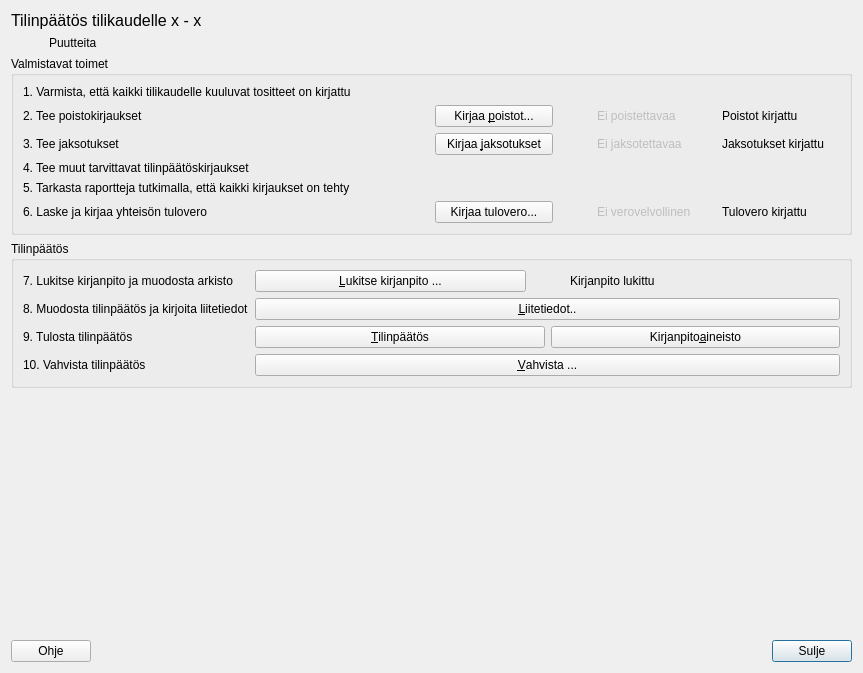
Old version of the form kitsas/arkisto/tilinpaattaja.ui in the repository artoh/kitupiikki.
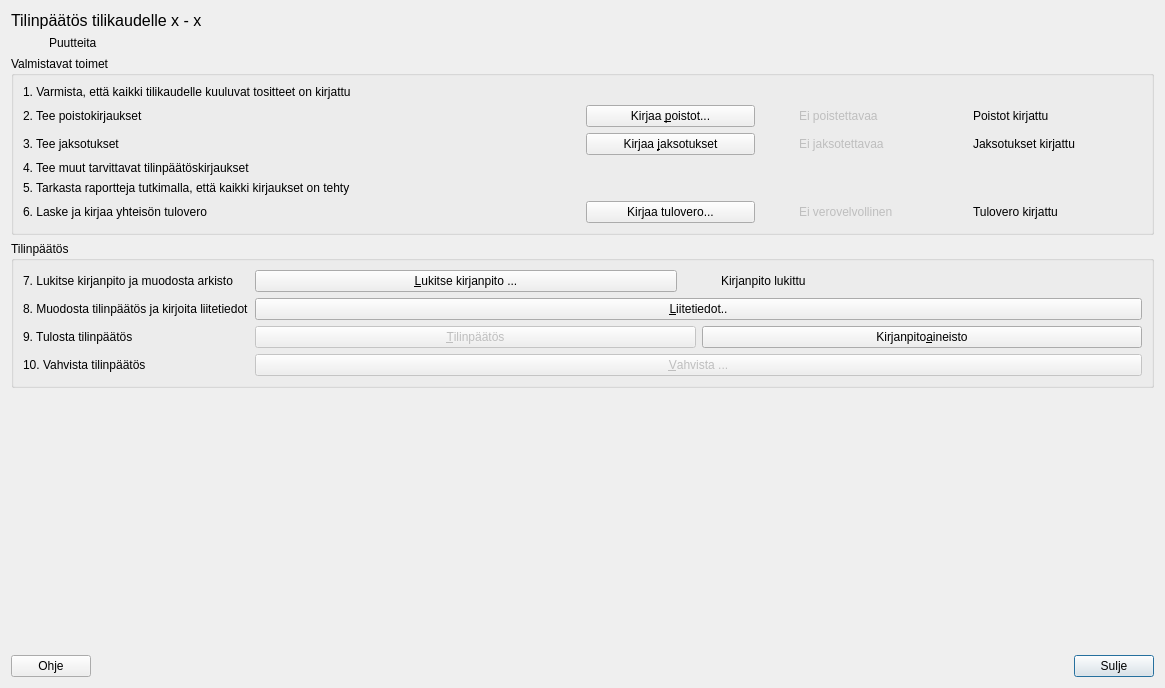
New version of the form. Icons and pictures are not drawn.

```diff
--- a/kitsas/arkisto/tilinpaattaja.ui
+++ b/kitsas/arkisto/tilinpaattaja.ui
@@ -6,8 +6,8 @@
    <rect>
     <x>0</x>
     <y>0</y>
-    <width>863</width>
-    <height>673</height>
+    <width>1165</width>
+    <height>688</height>
    </rect>
   </property>
   <property name="windowTitle">
@@ -347,6 +347,9 @@
        <layout class="QHBoxLayout" name="horizontalLayout_6">
         <item>
          <widget class="QPushButton" name="tulostaNappi">
+          <property name="enabled">
+           <bool>false</bool>
+          </property>
           <property name="text">
            <string>&amp;Tilinpäätös</string>
           </property>
@@ -381,6 +384,9 @@
       </item>
       <item row="3" column="1">
        <widget class="QPushButton" name="vahvistaNappi">
+        <property name="enabled">
+         <bool>false</bool>
+        </property>
         <property name="text">
          <string>&amp;Vahvista ...</string>
         </property>
```
